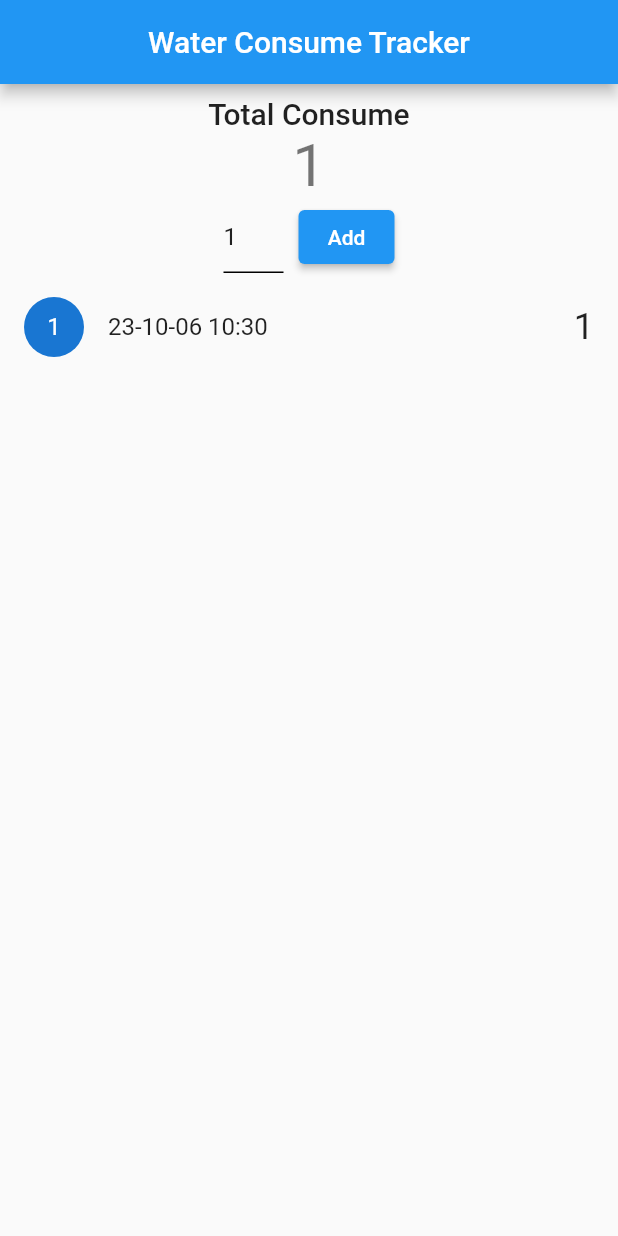
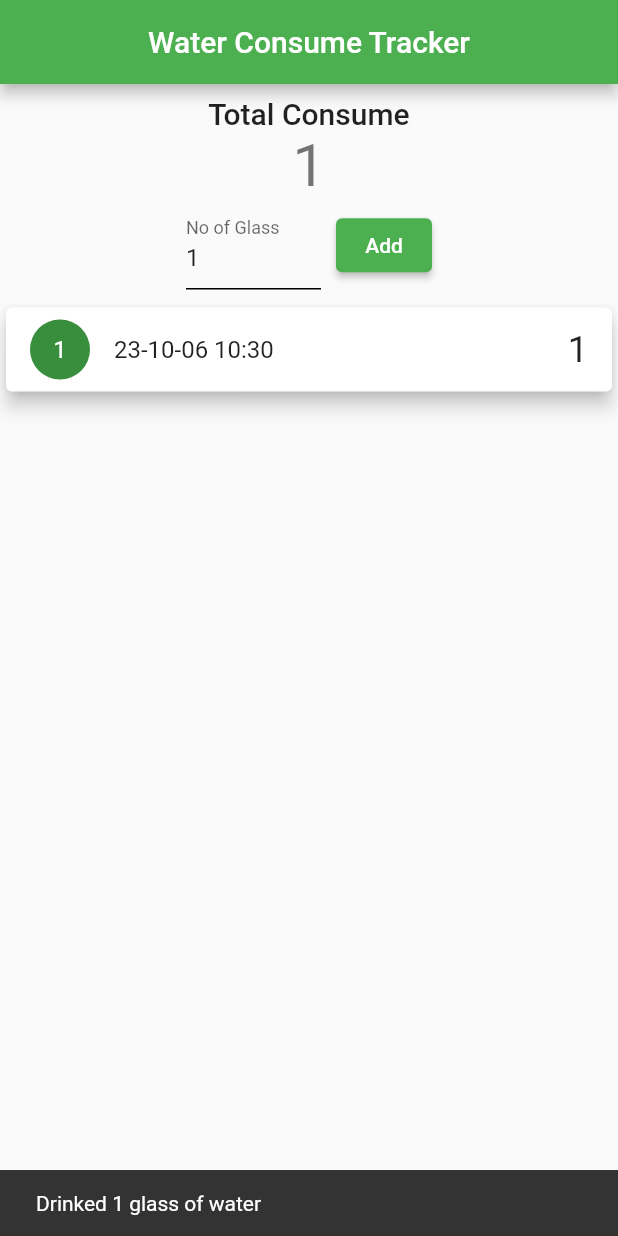
Before and after one commit to shahriartoky0/module_9, a Flutter app: the screen it shows after launch, after a tap on "Add", on a phone screen of 412 x 824 dp. Run offline on Flutter 3.47's test engine with Material 2 defaults, Android fonts, the phone set to English and light mode, and no system bars.

```diff
--- a/lib/main.dart
+++ b/lib/main.dart
@@ -11,8 +11,9 @@ class MyApp extends StatelessWidget {
 
   @override
   Widget build(BuildContext context) {
-    return const MaterialApp(
-      home: HomeScreen(),
+    return  MaterialApp(
+      theme: ThemeData(primarySwatch: Colors.green),
+      home: const HomeScreen(),
     );
   }
 }
@@ -33,6 +34,38 @@ class _HomeScreenUI extends State<HomeScreen>
   final TextEditingController _glassCounter = TextEditingController();
   // List<DateTime> waterConsumeList =[];
   List<waterTrack> waterConsumeList =[];
+  //showing snackbar
+  mysnackBar( context ,message)
+  {
+    return ScaffoldMessenger.of(context).showSnackBar(SnackBar(content: Text(message)));
+  }
+  // Delete dialog
+  myDialog (context ,index)
+  {
+    return showDialog(context: context, builder: (BuildContext context){
+      return Expanded(child: AlertDialog(
+        title: Text('Delete' ,style: Theme.of(context).textTheme.bodyLarge,),
+        content: const Text('Do You want to Delete ?'),
+        actions: [
+          TextButton(onPressed: (){
+            //delete item code here
+            print(index);
+            waterConsumeList.removeAt(index);
+            Navigator.pop(context);
+            mysnackBar(context, 'Item Deleted');
+            setState(() {});
+            print(waterConsumeList[index].noOfGlass);
+
+
+          }, child: const Text('Yes')),
+          TextButton(onPressed: (){
+            // Navigator.pop(context);
+            Navigator.of(context).pop();
+          }, child: const Text('No')),
+        ],
+      ));
+    });
+  }
 
   @override
   Widget build(BuildContext context) {
@@ -52,17 +85,19 @@ class _HomeScreenUI extends State<HomeScreen>
                Row(
                  mainAxisAlignment: MainAxisAlignment.center,
                  children: [
-                   SizedBox(width: 40 ,child: TextFormField(
+                   SizedBox(width: 90 ,child: TextFormField(
                      controller: _glassCounter,
-                     decoration: const InputDecoration(enabledBorder: UnderlineInputBorder()),
+                     keyboardType: TextInputType.number,
+                     decoration: const InputDecoration(enabledBorder: UnderlineInputBorder(),labelText: 'No of Glass'),
                    ),),
                    const SizedBox(width: 10,),
                    ElevatedButton(onPressed: (){
                      // counter++;
-                     int noOfGlass = int.tryParse(_glassCounter.text) ?? 1 ;
+                     int noOfGlass = int.tryParse(_glassCounter.text.trim()) ?? 1 ;
                      waterTrack currentData=  waterTrack(DateTime.now(), noOfGlass);
                      totalAmount += noOfGlass;
                      waterConsumeList.add(currentData);
+                     mysnackBar(context, 'Drinked $noOfGlass glass of water');
                      _glassCounter.text = '1';
                      // print(currentData.noOfGlass);
 
@@ -74,12 +109,24 @@ class _HomeScreenUI extends State<HomeScreen>
            ),
          ),
          Expanded(child: ListView.builder(itemCount: waterConsumeList.length,itemBuilder: (context , index){
-           return ListTile(
-             leading: CircleAvatar(child: Text('${index+1}'),),
-             title: Text(DateFormat('yy-MM-dd HH:mm').format(waterConsumeList[index].time) ),
-             trailing: Text(waterConsumeList[index].noOfGlass.toString(),style: Theme.of(context).textTheme.headlineSmall,),
+           return Card(
+             elevation: 5,
+             child: ListTile(
+               leading: CircleAvatar(child: Text('${index+1}'),),
+               title: Text(DateFormat('yy-MM-dd HH:mm').format(waterConsumeList[index].time) ),
+               trailing:
+               Text(waterConsumeList[index].noOfGlass.toString(),style: Theme.of(context).textTheme.headlineSmall,),
+               onLongPress: (){
+                 myDialog(context, index);
+                 totalAmount= totalAmount- waterConsumeList[index].noOfGlass;
+                 if (totalAmount<0)
+                   {
+                     totalAmount= 0 ;
+                   }
 
 
+               },
+             ),
            );
          }))
        ],
```
